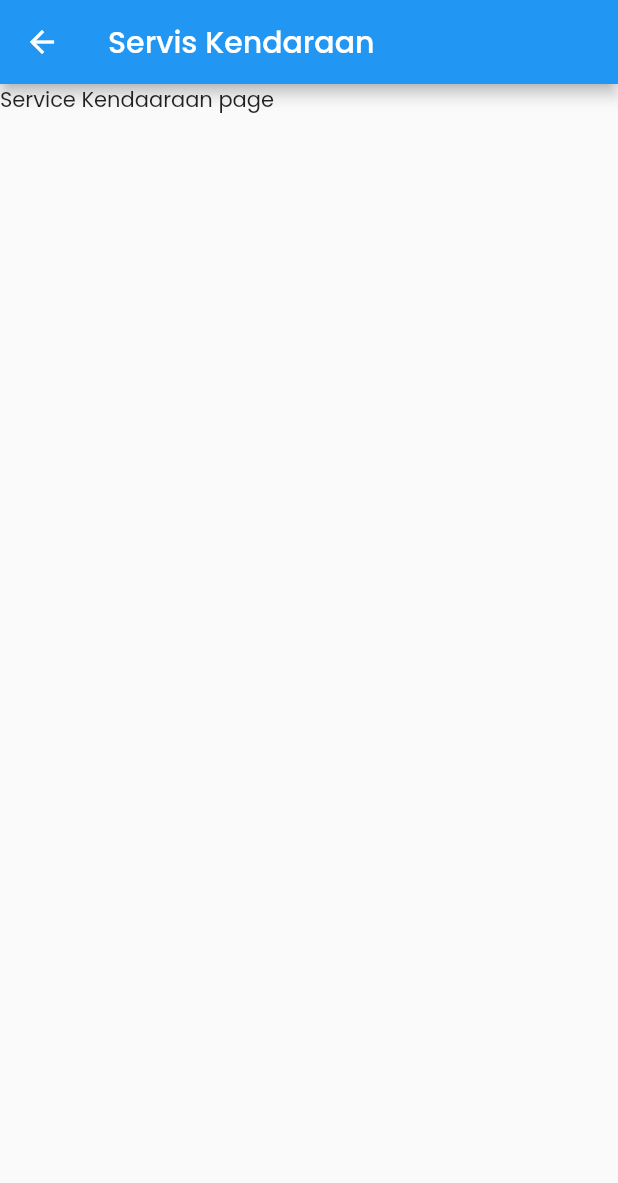
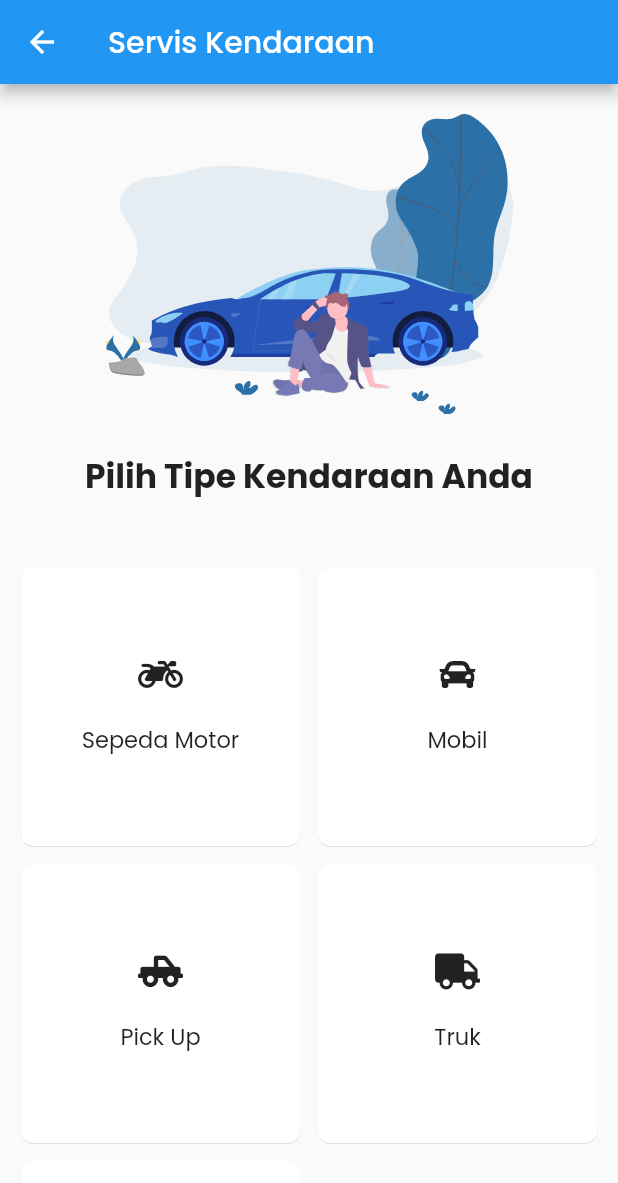
Before and after one commit to davidmahbubi/bengkol-app, a Flutter app: the ServicePage screen opened directly, on a phone screen of 412 x 824 dp. Shown: the top 1183 px of the screen. Run offline on Flutter 3.47's test engine with Material 2 defaults, Android fonts, the phone set to English and light mode, and no system bars; our stand-ins replace flutter_svg, font_awesome_flutter, get_it, get_storage, rflutter_alert; accounts and stored records are empty.

Commit message:
Added vehicle service page

```diff
--- a/lib/src/pages/service.dart
+++ b/lib/src/pages/service.dart
@@ -1,4 +1,6 @@
 import 'package:flutter/material.dart';
+import 'package:flutter_svg/flutter_svg.dart';
+import 'package:font_awesome_flutter/font_awesome_flutter.dart';
 
 class ServicePage extends StatefulWidget {
 
@@ -10,12 +12,99 @@ class ServicePage extends StatefulWidget {
 }
 
 class ServiceState extends State<ServicePage> {
+
+  List vehicleTypes = [
+    [FaIcon(FontAwesomeIcons.motorcycle), 'Sepeda Motor'],
+    [FaIcon(FontAwesomeIcons.car), 'Mobil'],
+    [FaIcon(FontAwesomeIcons.truckPickup), 'Pick Up'],
+    [FaIcon(FontAwesomeIcons.truck), 'Truk'],
+    [FaIcon(FontAwesomeIcons.bus), 'Bus'],
+  ];
+
   Widget build(BuildContext context) {
     return Scaffold(
       appBar: AppBar(
         title: Text('Servis Kendaraan'),
       ),
-      body: Text('Service Kendaaraan page'),
+      body: ListView(
+        children: [
+          Column(
+            children: [
+              Container(
+                margin: EdgeInsets.only(top: 20, bottom: 20),
+                child: Column(
+                  children: [
+                    SvgPicture.asset('assets/images/car.svg', height: 200),
+                    Container(
+                      margin: EdgeInsets.only(top: 25),
+                      child: Text(
+                      'Pilih Tipe Kendaraan Anda',
+                      style: TextStyle(
+                        fontSize: 22,
+                        fontWeight: FontWeight.bold
+                      )
+                    ),
+                    )
+                  ],
+                )
+              ),
+              Container(
+                margin: EdgeInsets.only(top: 20),
+                child: Scrollbar(
+                thickness: 3,
+                child: Padding(
+                  padding: EdgeInsets.symmetric(horizontal: 10.0),
+                  child: SingleChildScrollView(
+                    physics: BouncingScrollPhysics(),
+                    child: Column(
+                      children: [
+                        GridView.builder(
+                          shrinkWrap: true,
+                          physics: BouncingScrollPhysics(),
+                          itemCount: vehicleTypes.length,
+                          gridDelegate: SliverGridDelegateWithFixedCrossAxisCount(
+                              childAspectRatio: 1,
+                              crossAxisCount: 2,
+                              crossAxisSpacing: 4.0,
+                              mainAxisSpacing: 4.0
+                          ),
+                          itemBuilder: (BuildContext context, int index) {
+                            return Card(
+                              elevation: 0.2,
+                              shape: RoundedRectangleBorder(
+                                  borderRadius: BorderRadius.circular(8.0)),
+                              child: InkWell(
+                                child: Column(
+                                  mainAxisAlignment: MainAxisAlignment.center,
+                                  crossAxisAlignment: CrossAxisAlignment.center,
+                                  children: <Widget>[
+                                    vehicleTypes[index][0],
+                                    SizedBox(height: 20),
+                                    Text(
+                                      vehicleTypes[index][1],
+                                      textAlign: TextAlign.center,
+                                      style: TextStyle(
+                                          fontSize: 15,
+                                          color: Colors.black87
+                                      ),
+                                    )
+                                  ],
+                                ),
+                                onTap: () {
+                                },
+                              ),
+                            );
+                          },
+                        ),
+                      ],
+                    ),
+                  ),
+                ),
+              ))
+            ],
+          )
+        ],
+      ),
     );
   }
 }
--- a/pubspec.yaml
+++ b/pubspec.yaml
@@ -65,6 +65,7 @@ flutter:
     - assets/images/service_head_icon.svg
     - assets/images/destination_ic.svg
     - assets/images/thought.svg
+    - assets/images/car.svg
 
   # An image asset can refer to one or more resolution-specific "variants", see
   # https://flutter.dev/assets-and-images/#resolution-aware.
```
Also changed, not shown: assets/images/car.svg (added).
